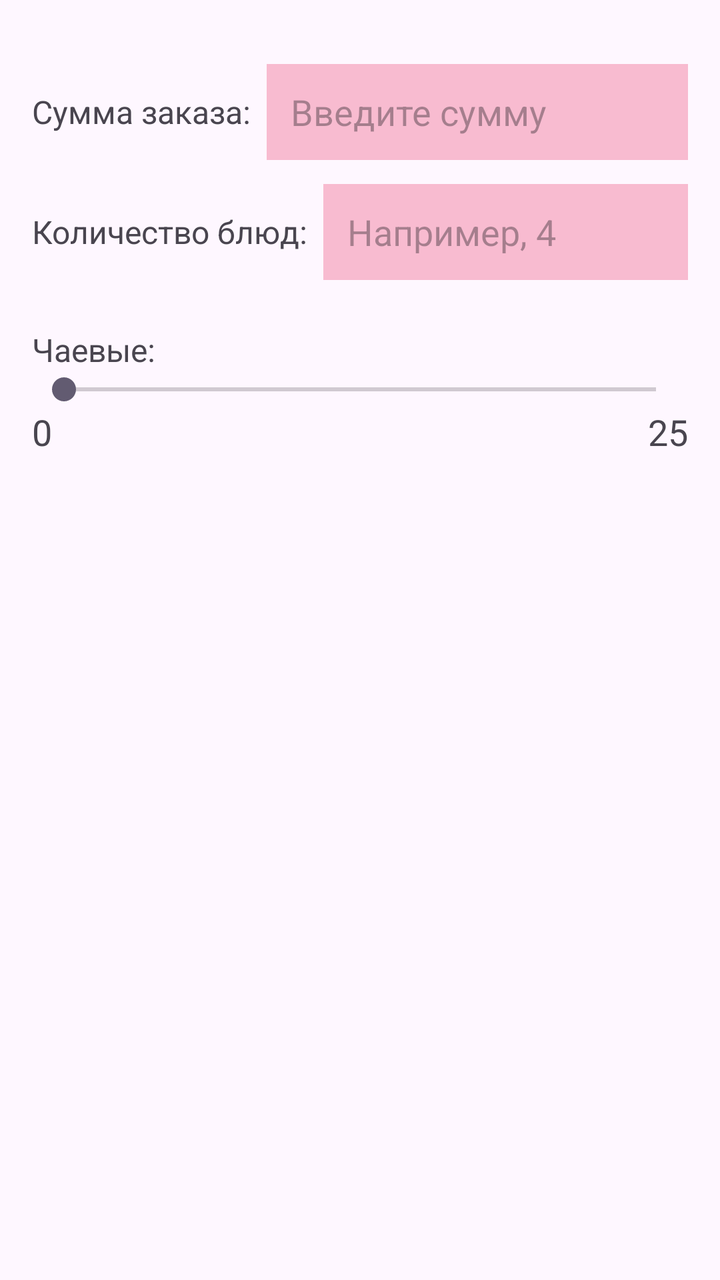
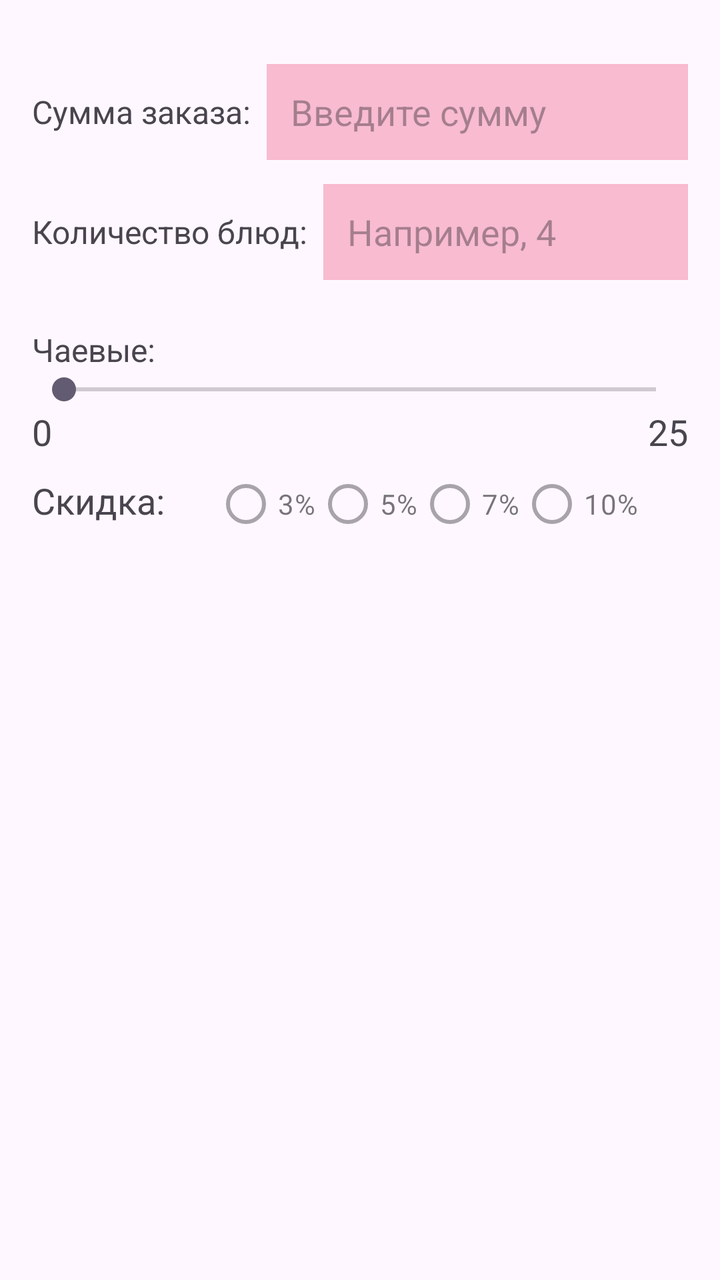

Before-and-after screenshots of an Android layout around one commit, followed by the original layout XML and the change that was made.
<!-- AndroidManifest.xml: application theme Theme.TipCalculator -->
<!-- res/layout/activity_main.xml -->
<?xml version="1.0" encoding="utf-8"?>
<LinearLayout xmlns:android="http://schemas.android.com/apk/res/android"
    android:layout_width="match_parent"
    android:layout_height="match_parent"
    android:orientation="vertical"
    android:padding="16dp">

    
    <LinearLayout
        android:layout_width="match_parent"
        android:layout_height="wrap_content"
        android:orientation="horizontal"
        android:gravity="center_vertical"
        android:layout_marginTop="16dp">

        <TextView
            android:layout_width="wrap_content"
            android:layout_height="wrap_content"
            android:text="Сумма заказа:"
            android:textSize="16sp"/>

        <EditText
            android:id="@+id/etSum"
            android:layout_width="0dp"
            android:layout_height="48dp"
            android:minHeight="48dp"
            android:layout_weight="1"
            android:layout_marginStart="8dp"
            android:background="#F8BBD0"
            android:hint="Введите сумму"
            android:inputType="numberDecimal"
            android:paddingHorizontal="12dp"/>
    </LinearLayout>

    
    <LinearLayout
        android:layout_width="match_parent"
        android:layout_height="wrap_content"
        android:orientation="horizontal"
        android:gravity="center_vertical"
        android:layout_marginTop="12dp">

        <TextView
            android:layout_width="wrap_content"
            android:layout_height="wrap_content"
            android:text="Количество блюд:"
            android:textSize="16sp"/>

        <EditText
            android:id="@+id/etCount"
            android:layout_width="0dp"
            android:layout_height="48dp"
            android:minHeight="48dp"
            android:layout_weight="1"
            android:layout_marginStart="8dp"
            android:background="#F8BBD0"
            android:hint="Например, 4"
            android:inputType="number"
            android:paddingHorizontal="12dp"/>
    </LinearLayout>

    
    <TextView
        android:layout_width="wrap_content"
        android:layout_height="wrap_content"
        android:text="Чаевые:"
        android:textSize="16sp"
        android:layout_marginTop="24dp"/>

    <SeekBar
        android:id="@+id/seekBar"
        android:layout_width="match_parent"
        android:layout_height="wrap_content"
        android:max="25"
        android:progress="0"/>

    <LinearLayout
        android:layout_width="match_parent"
        android:layout_height="wrap_content"
        android:orientation="horizontal">

        <TextView
            android:layout_width="0dp"
            android:layout_height="wrap_content"
            android:layout_weight="1"
            android:text="0"
            android:textSize="18sp"/>

        <TextView
            android:layout_width="0dp"
            android:layout_height="wrap_content"
            android:layout_weight="1"
            android:gravity="end"
            android:text="25"
            android:textSize="18sp"/>
    </LinearLayout>

</LinearLayout>
<!-- resources referenced by this layout -->
<resources>
  <style name="Theme.TipCalculator" parent="Base.Theme.TipCalculator" />
  <style name="Base.Theme.TipCalculator" parent="Theme.Material3.DayNight.NoActionBar">
          
          
      </style>
</resources>

<!-- the commit's change to res/layout/activity_main.xml (unified diff, before → after) -->
@@ -95,4 +95,57 @@
             android:textSize="18sp"/>
     </LinearLayout>
 
+
+    <LinearLayout
+        android:layout_width="match_parent"
+        android:layout_height="wrap_content">
+    <TextView
+        android:layout_width="wrap_content"
+        android:layout_height="wrap_content"
+        android:text="Скидка:"
+        android:textSize="18sp"
+        android:layout_marginTop="10dp"/>
+
+    <RadioGroup
+        android:id="@+id/rgDiscount"
+        android:layout_width="match_parent"
+        android:layout_height="wrap_content"
+        android:orientation="horizontal"
+        android:gravity="center">
+
+        <RadioButton
+            android:id="@+id/rg3"
+            android:layout_width="wrap_content"
+            android:layout_height="wrap_content"
+            android:text="3%"
+            android:enabled="false"
+            />
+
+        <RadioButton
+            android:id="@+id/rg5"
+            android:layout_width="wrap_content"
+            android:layout_height="wrap_content"
+            android:text="5%"
+            android:enabled="false"
+            />
+
+        <RadioButton
+            android:id="@+id/rg7"
+            android:layout_width="wrap_content"
+            android:layout_height="wrap_content"
+            android:text="7%"
+            android:enabled="false"
+            />
+
+        <RadioButton
+            android:id="@+id/rg10"
+            android:layout_width="wrap_content"
+            android:layout_height="wrap_content"
+            android:text="10%"
+            android:enabled="false"
+            />
+
+    </RadioGroup>
+    </LinearLayout>
+
 </LinearLayout>
